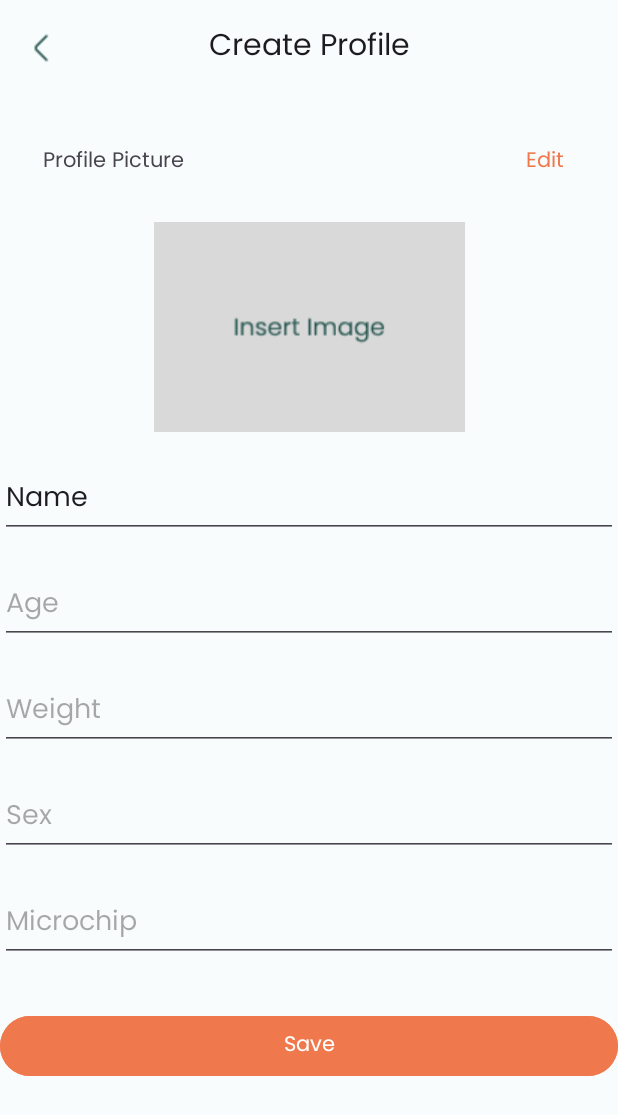
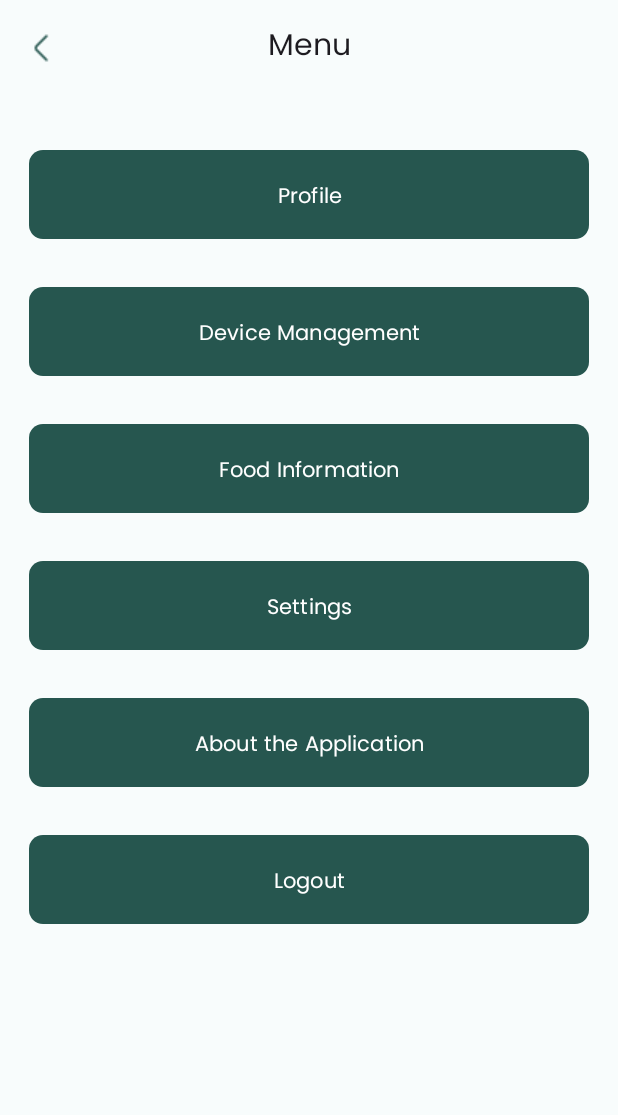
Before and after one commit to Rubendsp30/Project_CM, an Android app: the fragment HomeScreenFragment placed in its activity, after a tap on "menu", on a phone screen of 412 x 824 dp. Shown: the top 1115 px of the screen. Run offline under Robolectric (Android 15) with nearby library versions, the phone set to English and light mode, and no system bars; our stand-ins replace Firebase (no records; nobody signed in at launch, a user with empty details on screens opened directly); libraries missing offline, so code that uses them is left out: org.eclipse.paho; 2 statements that could not run were skipped.

Commit message:
Navigation Menu

```diff
--- a/Project_CM/app/src/main/java/com/example/project_cm/Fragments/HomeScreenFragment.java
+++ b/Project_CM/app/src/main/java/com/example/project_cm/Fragments/HomeScreenFragment.java
@@ -105,8 +105,8 @@ public class HomeScreenFragment extends Fragment {
         }
         else if (item.getItemId() == R.id.action_menu) {
             if (FragmentChangeListener != null) {
-                PetProfileCreationFragment petProfileCreationFragment = new PetProfileCreationFragment();
-                FragmentChangeListener.replaceFragment(petProfileCreationFragment);
+                MenuFragment menuFragment = new MenuFragment();
+                FragmentChangeListener.replaceFragment(menuFragment);
             }
         }
         return true;
--- /dev/null
+++ b/Project_CM/app/src/main/java/com/example/project_cm/Fragments/MenuFragment.java
@@ -0,0 +1,75 @@
+package com.example.project_cm.Fragments;
+
+import android.os.Bundle;
+import android.view.LayoutInflater;
+import android.view.View;
+import android.view.ViewGroup;
+import android.widget.Button;
+import android.content.SharedPreferences;
+import android.content.Context;
+import android.content.Intent;
+
+import androidx.annotation.NonNull;
+import androidx.annotation.Nullable;
+import androidx.appcompat.app.AppCompatActivity;
+import com.example.project_cm.Activities.LoginActivity;
+import androidx.appcompat.widget.Toolbar;
+import androidx.fragment.app.Fragment;
+
+import com.example.project_cm.R;
+
+public class MenuFragment extends Fragment {
+
+    @Nullable
+    private com.example.project_cm.FragmentChangeListener fragmentChangeListener;
+
+    @Override
+    public View onCreateView(@NonNull LayoutInflater inflater, @Nullable ViewGroup container, @Nullable Bundle savedInstanceState) {
+        return inflater.inflate(R.layout.menu, container, false);
+    }
+
+    @Override
+    public void onViewCreated(@NonNull View view, @Nullable Bundle savedInstanceState) {
+        super.onViewCreated(view, savedInstanceState);
+
+
+        Toolbar toolbar = view.findViewById(R.id.toolbar);
+        toolbar.setTitle(" ");
+
+        ((AppCompatActivity) requireActivity()).setSupportActionBar(toolbar);
+        toolbar.setNavigationOnClickListener(v -> {
+            if (fragmentChangeListener != null) {
+                fragmentChangeListener.replaceFragment(new HomeScreenFragment());
+            }
+        });
+
+        if (getActivity() instanceof com.example.project_cm.FragmentChangeListener) {
+            fragmentChangeListener = (com.example.project_cm.FragmentChangeListener) getActivity();
+        }
+
+        Button profileButton = view.findViewById(R.id.profile);
+        profileButton.setOnClickListener(v -> {
+            if (fragmentChangeListener != null) {
+                fragmentChangeListener.replaceFragment(new PetProfileCreationFragment());
+            }
+            //todo adicionar depois os outros botões quando estiverem feitos
+        });
+        Button logoutButton = view.findViewById(R.id.action_logout);
+        logoutButton.setOnClickListener(v -> {
+            logoutUser();
+        });
+
+    }
+    private void logoutUser() {
+        SharedPreferences sharedPreferences = requireActivity().getSharedPreferences("MyAppPrefs", Context.MODE_PRIVATE);
+        SharedPreferences.Editor editor = sharedPreferences.edit();
+        editor.putBoolean("isLoggedIn", false);
+        editor.remove("loggedInUserId");
+        editor.apply();
+
+        Intent intent = new Intent(getActivity(), LoginActivity.class);
+        startActivity(intent);
+        getActivity().finish();
+    }
+
+}
--- /dev/null
+++ b/Project_CM/app/src/main/res/layout/menu.xml
@@ -0,0 +1,105 @@
+<?xml version="1.0" encoding="utf-8"?>
+<androidx.constraintlayout.widget.ConstraintLayout
+    xmlns:android="http://schemas.android.com/apk/res/android"
+    xmlns:app="http://schemas.android.com/apk/res-auto"
+    xmlns:tools="http://schemas.android.com/tools"
+    android:layout_width="match_parent"
+    android:layout_height="match_parent"
+    android:background="@color/white_background">
+
+
+    <androidx.appcompat.widget.Toolbar
+        android:id="@+id/toolbar"
+        android:layout_width="0dp"
+        android:layout_height="?attr/actionBarSize"
+        android:background="@color/white_background"
+        app:layout_constraintEnd_toEndOf="parent"
+        app:layout_constraintHorizontal_bias="1.0"
+        app:layout_constraintStart_toStartOf="parent"
+        app:layout_constraintTop_toTopOf="parent"
+        app:navigationIcon="@drawable/arrowleft2">
+
+        <TextView
+            android:layout_width="wrap_content"
+            android:layout_height="wrap_content"
+            android:layout_gravity="center"
+            android:text="Menu"
+            android:textAppearance="@style/TextAppearance.Widget.AppCompat.Toolbar.Title" />
+    </androidx.appcompat.widget.Toolbar>
+
+
+    <Button
+        android:id="@+id/profile"
+        android:layout_width="373dp"
+        android:layout_height="67dp"
+        android:layout_marginTop="32dp"
+        android:padding="20dp"
+        android:text="Profile"
+
+        app:cornerRadius="9dp"
+        app:layout_constraintEnd_toEndOf="parent"
+        app:layout_constraintStart_toStartOf="parent"
+        app:layout_constraintTop_toBottomOf="@+id/toolbar" />
+
+    <Button
+        android:id="@+id/devicemanagement"
+        android:layout_width="373dp"
+        android:layout_height="67dp"
+        android:layout_marginTop="24dp"
+        android:padding="20dp"
+        android:text="Device Management"
+        app:cornerRadius="9dp"
+        app:layout_constraintEnd_toEndOf="parent"
+        app:layout_constraintStart_toStartOf="parent"
+        app:layout_constraintTop_toBottomOf="@+id/profile" />
+
+    <Button
+        android:id="@+id/foodinfo"
+        android:layout_width="373dp"
+        android:layout_height="67dp"
+        android:layout_marginTop="24dp"
+        android:padding="20dp"
+        android:text="Food Information"
+        app:cornerRadius="9dp"
+        app:layout_constraintEnd_toEndOf="parent"
+        app:layout_constraintStart_toStartOf="parent"
+        app:layout_constraintTop_toBottomOf="@+id/devicemanagement" />
+
+    <Button
+        android:id="@+id/settings"
+        android:layout_width="373dp"
+        android:layout_height="67dp"
+        android:layout_marginTop="24dp"
+        android:padding="20dp"
+        android:text="Settings"
+        app:cornerRadius="9dp"
+        app:layout_constraintEnd_toEndOf="parent"
+        app:layout_constraintStart_toStartOf="parent"
+        app:layout_constraintTop_toBottomOf="@+id/foodinfo" />
+
+    <Button
+        android:id="@+id/about"
+        android:layout_width="373dp"
+        android:layout_height="67dp"
+        android:layout_marginTop="24dp"
+        android:padding="20dp"
+        android:text="About the Application"
+        app:cornerRadius="9dp"
+        app:layout_constraintEnd_toEndOf="parent"
+        app:layout_constraintStart_toStartOf="parent"
+        app:layout_constraintTop_toBottomOf="@+id/settings" />
+
+    <Button
+        android:id="@+id/action_logout"
+        android:layout_width="373dp"
+        android:layout_height="67dp"
+        android:layout_marginTop="24dp"
+        android:padding="20dp"
+        android:text="Logout"
+        app:cornerRadius="9dp"
+        app:layout_constraintEnd_toEndOf="parent"
+        app:layout_constraintStart_toStartOf="parent"
+        app:layout_constraintTop_toBottomOf="@+id/about" />
+
+
+</androidx.constraintlayout.widget.ConstraintLayout>
```
